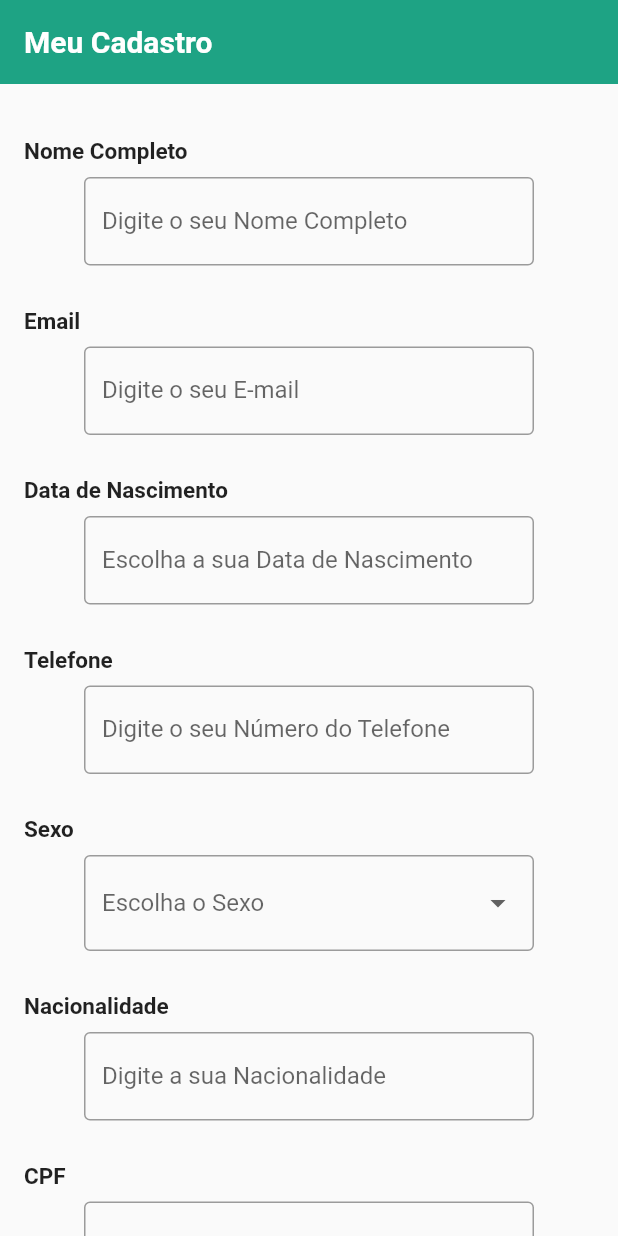
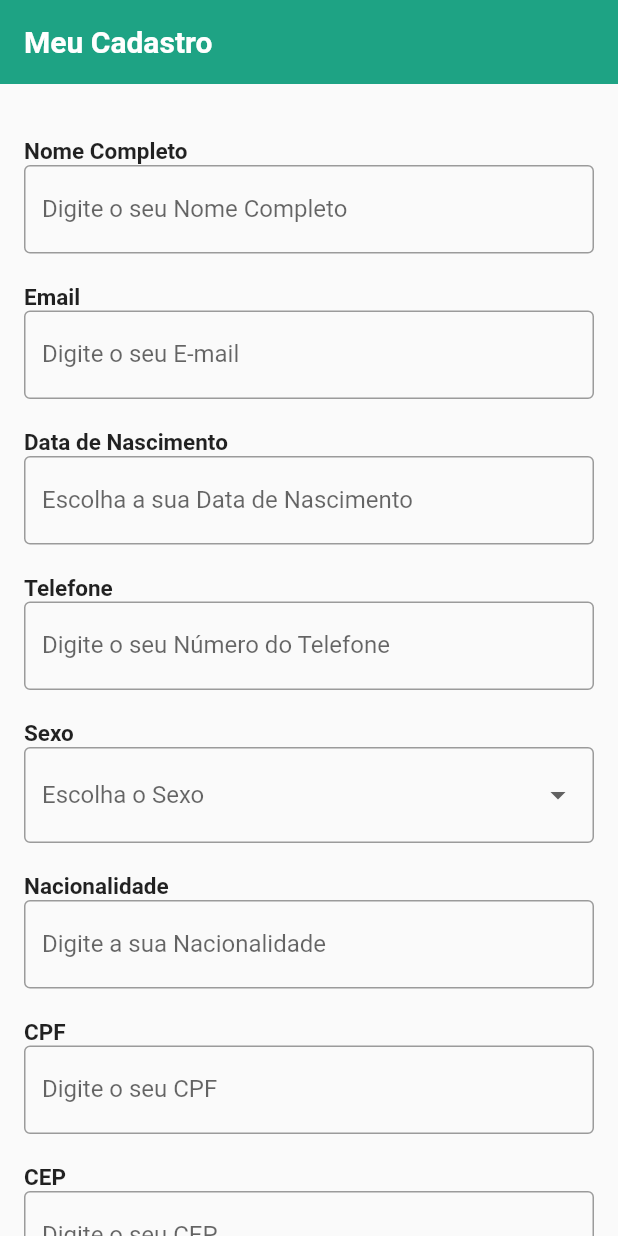
Before and after one commit to AmaralFLucas/prospere_ai, a Flutter app: the screen it shows once a user with an empty profile is signed in, in the side drawer, after a tap on "Meu Cadastro", on a phone screen of 412 x 824 dp. Run offline on Flutter 3.47's test engine with Material 3 defaults, Android fonts, the phone set to English and light mode, and no system bars; our stand-ins replace avatar_glow, cloud_firestore, firebase_auth, firebase_core, fl_chart, flutter_masked_text2 and 4 more; missing offline and left inert: floating_action_bubble, string_similarity; accounts and stored records are empty.

Commit message:
ajustando relatorio, e meuCadastro

```diff
--- a/lib/views/meuCadastro.dart
+++ b/lib/views/meuCadastro.dart
@@ -21,7 +21,8 @@ class _MeuCadastroState extends State<MeuCadastro> {
   final _cidadeController = TextEditingController();
   final _estadoController = TextEditingController();
   final _objetivoFinanceiroController = TextEditingController();
-  final TextEditingController _dataNascimentoController = TextEditingController(); // Controlador para a data de nascimento
+  final TextEditingController _dataNascimentoController =
+      TextEditingController(); // Controlador para a data de nascimento
 
   DateTime? _dataNascimento;
   String? _sexo;
@@ -36,7 +37,8 @@ class _MeuCadastroState extends State<MeuCadastro> {
     _cidadeController.dispose();
     _estadoController.dispose();
     _objetivoFinanceiroController.dispose();
-    _dataNascimentoController.dispose(); // Descartar o controlador da data de nascimento
+    _dataNascimentoController
+        .dispose(); // Descartar o controlador da data de nascimento
     super.dispose();
   }
 
@@ -50,7 +52,8 @@ class _MeuCadastroState extends State<MeuCadastro> {
     if (picked != null) {
       setState(() {
         _dataNascimento = picked;
-        _dataNascimentoController.text = '${picked.day}/${picked.month}/${picked.year}'; // Atualiza o controlador com a data escolhida
+        _dataNascimentoController.text =
+            '${picked.day}/${picked.month}/${picked.year}'; // Atualiza o controlador com a data escolhida
       });
     }
   }
@@ -85,21 +88,26 @@ class _MeuCadastroState extends State<MeuCadastro> {
             mainAxisAlignment: MainAxisAlignment.start,
             children: [
               Padding(
-                padding: const EdgeInsets.all(16.0),
+                padding: const EdgeInsets.all(16),
                 child: Column(
                   children: [
                     _buildTextLabel('Nome Completo'),
-                    _buildTextField(_nomeController, 'Digite o seu Nome Completo'),
+                    _buildTextField(
+                        _nomeController, 'Digite o seu Nome Completo'),
                     _buildTextLabel('Email'),
-                    _buildTextField(_emailController, 'Digite o seu E-mail', keyboardType: TextInputType.emailAddress),
+                    _buildTextField(_emailController, 'Digite o seu E-mail',
+                        keyboardType: TextInputType.emailAddress),
                     _buildTextLabel('Data de Nascimento'),
                     _buildDateField(context), // Campo de data
                     _buildTextLabel('Telefone'),
-                    _buildTextField(_telefoneController, 'Digite o seu Número do Telefone', keyboardType: TextInputType.phone),
+                    _buildTextField(
+                        _telefoneController, 'Digite o seu Número do Telefone',
+                        keyboardType: TextInputType.phone),
                     _buildTextLabel('Sexo'),
                     _buildSexoDropdown(),
                     _buildTextLabel('Nacionalidade'),
-                    _buildTextField(_cidadeController, 'Digite a sua Nacionalidade'),
+                    _buildTextField(
+                        _cidadeController, 'Digite a sua Nacionalidade'),
                     _buildTextLabel('CPF'),
                     _buildTextField(_cpfController, 'Digite o seu CPF'),
                     _buildTextLabel('CEP'),
@@ -109,7 +117,8 @@ class _MeuCadastroState extends State<MeuCadastro> {
                     _buildTextLabel('Estado'),
                     _buildTextField(_estadoController, 'Digite o seu Estado'),
                     _buildTextLabel('Objetivo Financeiro'),
-                    _buildTextField(_objetivoFinanceiroController, 'Digite qual o seu Objetivo Financeiro'),
+                    _buildTextField(_objetivoFinanceiroController,
+                        'Digite qual o seu Objetivo Financeiro'),
                     const SizedBox(height: 20),
                     Row(
                       mainAxisAlignment: MainAxisAlignment.center,
@@ -120,7 +129,8 @@ class _MeuCadastroState extends State<MeuCadastro> {
                           textColor: Colors.black,
                           onPressed: () {
                             Navigator.of(context).push(
-                              MaterialPageRoute(builder: (context) => const HomePage()),
+                              MaterialPageRoute(
+                                  builder: (context) => const HomePage()),
                             );
                           },
                         ),
@@ -161,10 +171,7 @@ class _MeuCadastroState extends State<MeuCadastro> {
     String hintText, {
     TextInputType keyboardType = TextInputType.text,
   }) {
-    return Padding(
-      padding: const EdgeInsets.symmetric(vertical: 8),
-      child: SizedBox(
-        width: 300,
+    return SizedBox(
       child: TextFormField(
         controller: controller,
         keyboardType: keyboardType,
@@ -179,17 +186,15 @@ class _MeuCadastroState extends State<MeuCadastro> {
           return null;
         },
       ),
-      ),
     );
   }
 
   Widget _buildDateField(BuildContext context) {
-    return Padding(
-      padding: const EdgeInsets.symmetric(vertical: 8),
-      child: SizedBox(
-        width: 300,
+    return SizedBox(
       child: TextFormField(
-          controller: _dataNascimentoController, // Controlador para a data de nascimento
+        textAlign: TextAlign.center,
+        controller:
+            _dataNascimentoController, // Controlador para a data de nascimento
         readOnly: true, // Torna o campo somente leitura
         decoration: InputDecoration(
           border: const OutlineInputBorder(),
@@ -203,21 +208,19 @@ class _MeuCadastroState extends State<MeuCadastro> {
           return null;
         },
       ),
-      ),
     );
   }
 
   Widget _buildSexoDropdown() {
-    return Padding(
-      padding: const EdgeInsets.symmetric(vertical: 8),
-      child: SizedBox(
-        width: 300,
+    return SizedBox(
       child: DropdownButtonFormField<String>(
         value: _sexo,
         items: const [
           DropdownMenuItem(value: 'Masculino', child: Text('Masculino')),
           DropdownMenuItem(value: 'Feminino', child: Text('Feminino')),
-            DropdownMenuItem(value: 'Prefiro não especificar', child: Text('Prefiro não especificar')),
+          DropdownMenuItem(
+              value: 'Prefiro não especificar',
+              child: Text('Prefiro não especificar')),
         ],
         onChanged: (value) {
           setState(() {
@@ -234,7 +237,6 @@ class _MeuCadastroState extends State<MeuCadastro> {
           }
           return null;
         },
-        ),
       ),
     );
   }
```
Also changed, not shown: lib/views/relatorio.dart (+77 -21 lines). Lines whose indentation alone changed are shown as unchanged.
